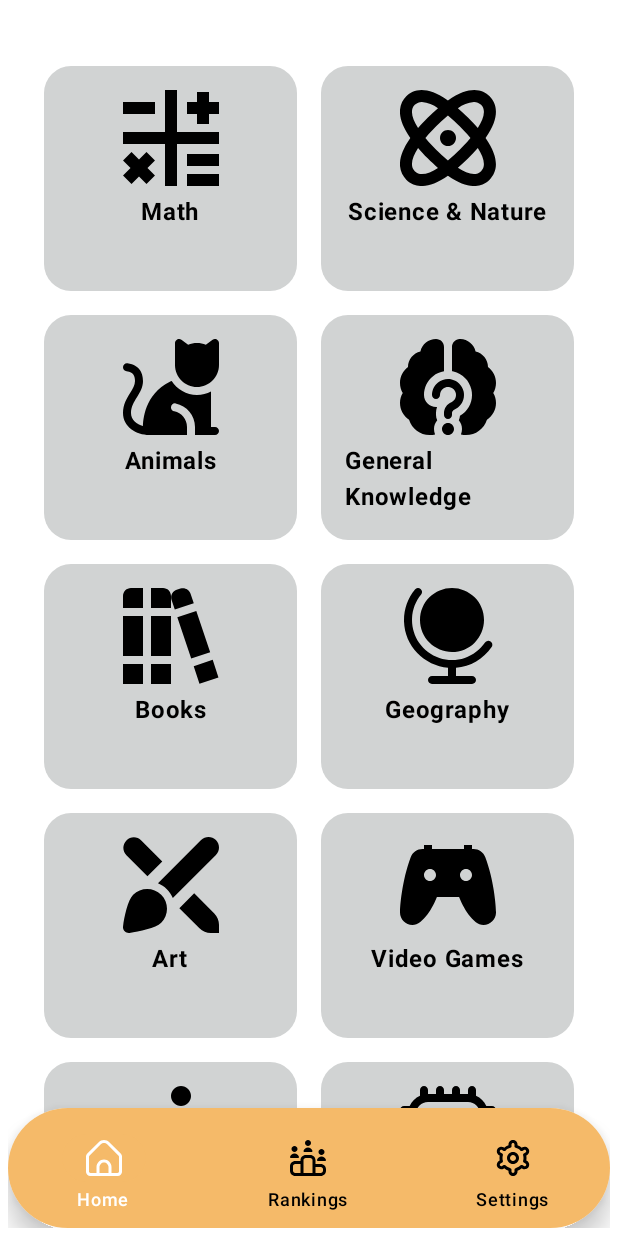
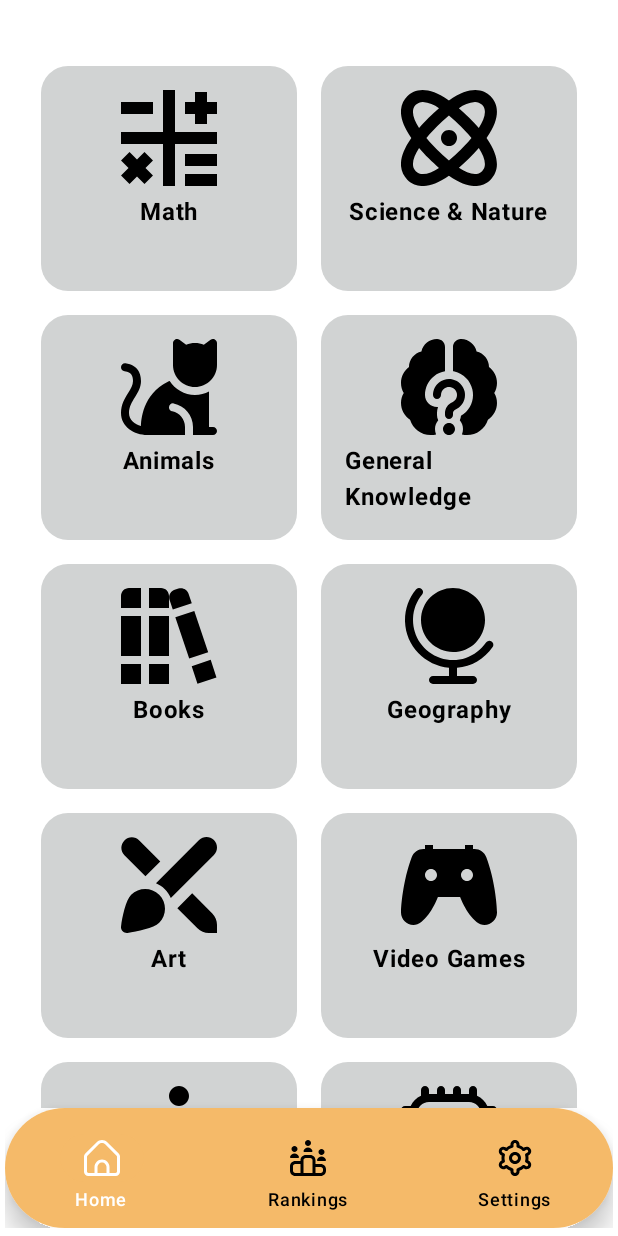
Before and after one commit to muhammadkhasanboev/AppWriteProj, an Android app built with Jetpack Compose: the composable MainScreenCompose shown on its own in the app's theme, on a phone screen of 412 x 824 dp. Run offline under Robolectric (Android 15) with nearby library versions, the phone set to English and light mode, and no system bars; 3 statements that could not run were skipped.

Commit message:
naviagation bug fixed

```diff
--- a/app/src/main/java/io/appwrite/starterkit/MainScreen.kt
+++ b/app/src/main/java/io/appwrite/starterkit/MainScreen.kt
@@ -27,12 +27,16 @@ import androidx.compose.runtime.getValue
 import androidx.compose.runtime.setValue
 import androidx.compose.ui.graphics.Color
 import androidx.compose.ui.unit.dp
+import androidx.navigation.NavController
+import androidx.navigation.compose.NavHost
+import androidx.navigation.compose.composable
 import androidx.navigation.compose.rememberNavController
 import io.appwrite.Client
 import io.appwrite.services.Account
 import io.appwrite.starterkit.LoginActivity
 
 import io.appwrite.starterkit.R
+import io.appwrite.starterkit.io.appwrite.starterkit.constants.Navigator
 import io.appwrite.starterkit.io.appwrite.starterkit.screens.CustomizePage
 import io.appwrite.starterkit.io.appwrite.starterkit.screens.RankingPage
 import io.appwrite.starterkit.io.appwrite.starterkit.screens.SettingsPage
@@ -50,7 +54,7 @@ fun MainScreenCompose( modifier: Modifier = Modifier){
     Scaffold(
         modifier = modifier
             .fillMaxSize()
-            .padding(start = 5.dp, end = 5.dp, bottom = 5.dp),
+            .padding(start = 3.dp,end = 3.dp, bottom = 5.dp),
         bottomBar = {
             Surface(
                 shape = RoundedCornerShape(percent = 90),
@@ -97,13 +101,32 @@ fun MainScreenCompose( modifier: Modifier = Modifier){
 }
 
 @Composable
-fun ContentScreen(modifier: Modifier = Modifier, selectedIndex: Int){
-    when(selectedIndex){
-        0->CustomizePage(navController= rememberNavController())
-        1->RankingPage()
-        2->SettingsPage()
+fun ContentScreen(modifier: Modifier = Modifier, selectedIndex: Int) {
+    when (selectedIndex) {
+        0 -> {
+            val navController = rememberNavController()
+            NavHost(
+                navController = navController,
+                startDestination = "CustomizePage",
+                modifier = modifier
+            ) {
+                composable("CustomizePage") {
+                    CustomizePage(navController = navController)
+                }
+                composable("CustomizeQuizScreen") {
+                    CustomizeQuizScreen()
+                }
+            }
+        }
+        1 -> RankingPage()
+        2 -> SettingsPage()
+        else -> {
+            // defensive fallback so you don't hit unhandled states
+            Text("Unknown tab: $selectedIndex")
+        }
     }
 }
+
 @Composable
 @Preview(showSystemUi = true)
 fun mainscreenprev(){
--- a/app/src/main/java/io/appwrite/starterkit/screens/CustomizePage.kt
+++ b/app/src/main/java/io/appwrite/starterkit/screens/CustomizePage.kt
@@ -60,7 +60,7 @@ fun CustomizePage(modifier: Modifier = Modifier, navController: NavController){
         modifier = Modifier
             .fillMaxSize()
             .background(Color.White)
-            .padding(top=20.dp, bottom = 60.dp )
+            .padding(top=20.dp )
     ){
         LazyVerticalGrid(
             columns = GridCells.Fixed(2),
```
Also changed, not shown: app/build.gradle.kts (+4 -3 lines), app/src/main/java/io/appwrite/starterkit/MainActivity.kt (+31 -29 lines).
